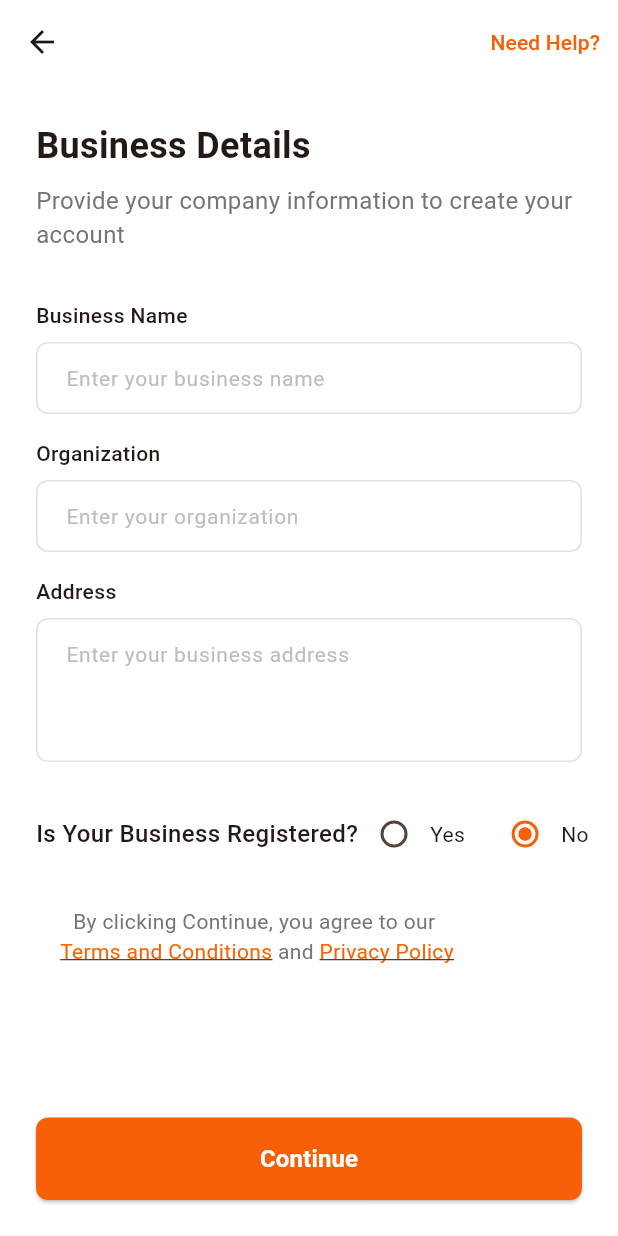
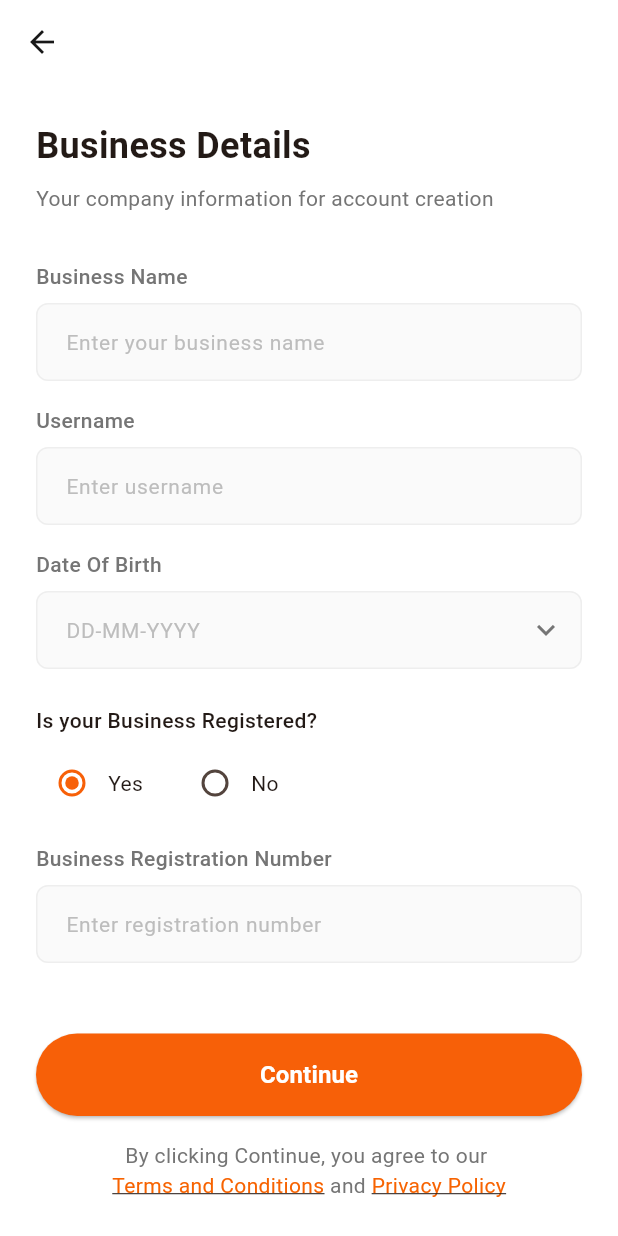
Before and after one commit to Nifemie/valeepay, a Flutter app: the BusinessDetailsScreen screen opened by its route, on a phone screen of 412 x 824 dp. Run offline on Flutter 3.47's test engine with Material 3 defaults, Android fonts, the light colour scheme and no system bars; our stand-ins replace device_info_plus, dio, flutter_riverpod, flutter_screenutil, flutter_svg, fluttertoast and 5 more; missing offline and left inert: network_info_plus; accounts and stored records are empty; project files that could hold a hidden picture were left out.

Commit message:
signup endpoint integration

```diff
--- a/lib/core/constants/api_endpoints.dart
+++ b/lib/core/constants/api_endpoints.dart
@@ -6,5 +6,9 @@ class ApiEndpoints {
   static const String register = '/api/v1/auth/register';
   static const String verifyEmail = '/api/v1/auth/verify-email';
   static const String resendVerificationCode = '/api/v1/auth/resend-verify-email';
+  static const String forgotPassword = '/api/v1/auth/forgot-password';
+  static const String verifyForgotPassword = '/api/v1/auth/verify-forgot-password';
+  static const String resetPassword = '/api/v1/auth/reset-password';
+  static const String registerBusiness = '/api/v1/auth/register-business';
   // future endpoints can go here
 }
--- a/lib/core/routing/app_router.dart
+++ b/lib/core/routing/app_router.dart
@@ -46,6 +46,7 @@ import '../../features/dashboard/view/me/about_us.dart';
 import '../../features/auth/views/introductory/intro_wrapper.dart';
 import '../../features/auth/views/onboarding/change_password.dart';
 import '../../features/auth/views/onboarding/forgot_password.dart';
+import '../../features/auth/views/onboarding/forgot_password_verification.dart';
 import '../../features/auth/views/onboarding/signin/biometric_login.dart';
 import '../../features/auth/views/onboarding/signin/passcode_login.dart';
 import '../../features/auth/views/onboarding/signin/signin.dart';
@@ -129,6 +130,10 @@ final router = GoRouter(
     GoRoute(
       path: '/forgot-password',
       builder: (context, state) => const ForgotPasswordScreen(),
+    ),
+    GoRoute(
+      path: '/forgot-password-verification',
+      builder: (context, state) => const ForgotPasswordVerificationScreen(),
     ),
     GoRoute(
       path: '/change-password',
--- a/lib/features/auth/views/onboarding/signup/business_details.dart
+++ b/lib/features/auth/views/onboarding/signup/business_details.dart
@@ -1,27 +1,30 @@
 import 'package:flutter/material.dart';
+import 'package:flutter_riverpod/flutter_riverpod.dart';
 import 'package:go_router/go_router.dart';
 import 'package:valarpay/core/utils/color_utils.dart';
 import 'package:valarpay/core/widgets/terms_and_conditions_widget.dart';
 import 'package:valarpay/features/auth/widgets/need_help_modal.dart';
+import 'package:valarpay/features/notifiers/signup_form_notifier.dart';
 
-class BusinessDetailsScreen extends StatefulWidget {
+class BusinessDetailsScreen extends ConsumerStatefulWidget {
   const BusinessDetailsScreen({super.key});
 
   @override
-  State<BusinessDetailsScreen> createState() => _BusinessDetailsScreenState();
+  ConsumerState<BusinessDetailsScreen> createState() => _BusinessDetailsScreenState();
 }
 
-class _BusinessDetailsScreenState extends State<BusinessDetailsScreen> {
+class _BusinessDetailsScreenState extends ConsumerState<BusinessDetailsScreen> {
   final _formKey = GlobalKey<FormState>();
   final _businessNameController = TextEditingController();
-  final _organizationController = TextEditingController();
-  final _addressController = TextEditingController();
+  final _usernameController = TextEditingController();
+  final _dateOfBirthController = TextEditingController();
   final _registrationNumberController = TextEditingController();
-  bool _isRegistered = false;
+  bool _isRegistered = true;
 
   @override
   Widget build(BuildContext context) {
     return Scaffold(
+      backgroundColor: appTheme.whiteColor,
       appBar: AppBar(
         backgroundColor: appTheme.whiteColor,
         elevation: 0,
@@ -29,17 +32,6 @@ class _BusinessDetailsScreenState extends State<BusinessDetailsScreen> {
           onPressed: () => GoRouter.of(context).pop(),
           icon: const Icon(Icons.arrow_back, color: appTheme.darkColor),
         ),
-        actions: [
-          TextButton(
-            onPressed: () {
-              NeedHelpModal.show(context);
-            },
-            child: const Text(
-              'Need Help?',
-              style: TextStyle(color: appTheme.primaryColor, fontSize: 14),
-            ),
-          ),
-        ],
       ),
       body: SafeArea(
         child: Padding(
@@ -63,9 +55,9 @@ class _BusinessDetailsScreenState extends State<BusinessDetailsScreen> {
                         ),
                         const SizedBox(height: 8),
                         Text(
-                          'Provide your company information to create your account',
+                          'Your company information for account creation',
                           style: TextStyle(
-                            fontSize: 16,
+                            fontSize: 14,
                             color: Colors.grey.shade600,
                           ),
                         ),
@@ -79,34 +71,33 @@ class _BusinessDetailsScreenState extends State<BusinessDetailsScreen> {
                         ),
                         const SizedBox(height: 16),
 
-                        // Organization
+                        // Username
                         _buildTextField(
-                          controller: _organizationController,
-                          label: 'Organization',
-                          hint: 'Enter your organization',
+                          controller: _usernameController,
+                          label: 'Username',
+                          hint: 'Enter username',
                         ),
                         const SizedBox(height: 16),
 
-                        // Address
-                        _buildTextField(
-                          controller: _addressController,
-                          label: 'Address',
-                          hint: 'Enter your business address',
-                          maxLines: 3,
+                        // Date Of Birth
+                        _buildDateField(
+                          controller: _dateOfBirthController,
+                          label: 'Date Of Birth',
+                          hint: 'DD-MM-YYYY',
                         ),
                         const SizedBox(height: 24),
 
-                        // Is Registered
+                        // Is Your Business Registered?
+                        const Text(
+                          'Is your Business Registered?',
+                          style: TextStyle(
+                            fontSize: 14,
+                            fontWeight: FontWeight.w500,
+                          ),
+                        ),
+                        const SizedBox(height: 8),
                         Row(
                           children: [
-                            const Text(
-                              'Is Your Business Registered?',
-                              style: TextStyle(
-                                fontSize: 16,
-                                fontWeight: FontWeight.w500,
-                              ),
-                            ),
-                            const Spacer(),
                             Radio<bool>(
                               value: true,
                               groupValue: _isRegistered,
@@ -118,7 +109,7 @@ class _BusinessDetailsScreenState extends State<BusinessDetailsScreen> {
                               activeColor: appTheme.primaryColor,
                             ),
                             const Text('Yes'),
-                            const SizedBox(width: 16),
+                            const SizedBox(width: 24),
                             Radio<bool>(
                               value: false,
                               groupValue: _isRegistered,
@@ -139,26 +130,30 @@ class _BusinessDetailsScreenState extends State<BusinessDetailsScreen> {
                             controller: _registrationNumberController,
                             label: 'Business Registration Number',
                             hint: 'Enter registration number',
+                            obscureText: true,
                           ),
                         ],
 
                         const SizedBox(height: 24),
-
-                        // Terms
-                        TermsAndConditionsWidget()
                       ],
                     ),
                   ),
                 ),
               ),
 
-              // Bottom button pinned
+              // Bottom button and terms
               const SizedBox(height: 24),
               SizedBox(
                 width: double.infinity,
                 child: ElevatedButton(
                   onPressed: () {
                     if (_formKey.currentState!.validate()) {
+                      ref.read(signUpFormNotifierProvider.notifier).saveBusinessDetails(
+                            businessName: _businessNameController.text,
+                            username: _usernameController.text,
+                            dateOfBirth: _dateOfBirthController.text,
+                            companyRegistrationNumber: _registrationNumberController.text,
+                          );
                       context.push('/email-password');
                     }
                   },
@@ -166,7 +161,7 @@ class _BusinessDetailsScreenState extends State<BusinessDetailsScreen> {
                     backgroundColor: appTheme.primaryColor,
                     padding: const EdgeInsets.symmetric(vertical: 16),
                     shape: RoundedRectangleBorder(
-                      borderRadius: BorderRadius.circular(8),
+                      borderRadius: BorderRadius.circular(28),
                     ),
                   ),
                   child: const Text(
@@ -179,6 +174,8 @@ class _BusinessDetailsScreenState extends State<BusinessDetailsScreen> {
                   ),
                 ),
               ),
+              const SizedBox(height: 16),
+              TermsAndConditionsWidget(),
             ],
           ),
         ),
@@ -191,31 +188,36 @@ class _BusinessDetailsScreenState extends State<BusinessDetailsScreen> {
     required String label,
     required String hint,
     int maxLines = 1,
+    bool obscureText = false,
   }) {
     return Column(
       crossAxisAlignment: CrossAxisAlignment.start,
       children: [
         Text(
           label,
-          style: const TextStyle(
+          style: TextStyle(
             fontSize: 14,
             fontWeight: FontWeight.w500,
+            color: Colors.grey.shade600,
           ),
         ),
         const SizedBox(height: 8),
         TextFormField(
           controller: controller,
           maxLines: maxLines,
+          obscureText: obscureText,
           decoration: InputDecoration(
             hintText: hint,
             hintStyle: TextStyle(color: Colors.grey.shade400, fontSize: 14),
+            filled: true,
+            fillColor: Colors.grey.shade50,
             border: OutlineInputBorder(
               borderRadius: BorderRadius.circular(8),
-              borderSide: BorderSide(color: Colors.grey.shade300),
+              borderSide: BorderSide(color: Colors.grey.shade200),
             ),
             enabledBorder: OutlineInputBorder(
               borderRadius: BorderRadius.circular(8),
-              borderSide: BorderSide(color: Colors.grey.shade300),
+              borderSide: BorderSide(color: Colors.grey.shade200),
             ),
             focusedBorder: OutlineInputBorder(
               borderRadius: BorderRadius.circular(8),
@@ -223,9 +225,74 @@ class _BusinessDetailsScreenState extends State<BusinessDetailsScreen> {
             ),
             contentPadding: const EdgeInsets.symmetric(
               horizontal: 16,
-              vertical: 12,
+              vertical: 14,
             ),
           ),
+          validator: (value) {
+            if (value == null || value.isEmpty) {
+              return 'This field is required';
+            }
+            return null;
+          },
+        ),
+      ],
+    );
+  }
+
+  Widget _buildDateField({
+    required TextEditingController controller,
+    required String label,
+    required String hint,
+  }) {
+    return Column(
+      crossAxisAlignment: CrossAxisAlignment.start,
+      children: [
+        Text(
+          label,
+          style: TextStyle(
+            fontSize: 14,
+            fontWeight: FontWeight.w500,
+            color: Colors.grey.shade600,
+          ),
+        ),
+        const SizedBox(height: 8),
+        TextFormField(
+          controller: controller,
+          readOnly: true,
+          decoration: InputDecoration(
+            hintText: hint,
+            hintStyle: TextStyle(color: Colors.grey.shade400, fontSize: 14),
+            filled: true,
+            fillColor: Colors.grey.shade50,
+            suffixIcon: Icon(Icons.keyboard_arrow_down, color: Colors.grey.shade600),
+            border: OutlineInputBorder(
+              borderRadius: BorderRadius.circular(8),
+              borderSide: BorderSide(color: Colors.grey.shade200),
+            ),
+            enabledBorder: OutlineInputBorder(
+              borderRadius: BorderRadius.circular(8),
+              borderSide: BorderSide(color: Colors.grey.shade200),
+            ),
+            focusedBorder: OutlineInputBorder(
+              borderRadius: BorderRadius.circular(8),
+              borderSide: const BorderSide(color: appTheme.primaryColor),
+            ),
+            contentPadding: const EdgeInsets.symmetric(
+              horizontal: 16,
+              vertical: 14,
+            ),
+          ),
+          onTap: () async {
+            final date = await showDatePicker(
+              context: context,
+              initialDate: DateTime.now(),
+              firstDate: DateTime(1900),
+              lastDate: DateTime.now(),
+            );
+            if (date != null) {
+              controller.text = '${date.day.toString().padLeft(2, '0')}-${date.month.toString().padLeft(2, '0')}-${date.year}';
+            }
+          },
           validator: (value) {
             if (value == null || value.isEmpty) {
               return 'This field is required';
@@ -240,8 +307,8 @@ class _BusinessDetailsScreenState extends State<BusinessDetailsScreen> {
   @override
   void dispose() {
     _businessNameController.dispose();
-    _organizationController.dispose();
-    _addressController.dispose();
+    _usernameController.dispose();
+    _dateOfBirthController.dispose();
     _registrationNumberController.dispose();
     super.dispose();
   }
--- a/lib/features/auth/views/onboarding/signup/email_password.dart
+++ b/lib/features/auth/views/onboarding/signup/email_password.dart
@@ -165,7 +165,11 @@ class _EmailPasswordScreenState extends ConsumerState<EmailPasswordScreen> {
                                     });
 
                                     try {
-                                      await ref.read(authNotifierProvider.notifier).signUp(signUpData);
+                                      if (signUpData.accountType == 'Business') {
+                                        await ref.read(authNotifierProvider.notifier).registerBusiness(signUpData);
+                                      } else {
+                                        await ref.read(authNotifierProvider.notifier).signUp(signUpData);
+                                      }
                                       final authState = ref.read(authNotifierProvider);
 
                                       if (authState.isDataAvailable && mounted) {
```
Also changed, not shown: lib/features/auth/views/onboarding/change_password.dart (+41 -10 lines), lib/features/auth/views/onboarding/forgot_password.dart (+34 -9 lines), lib/features/auth/views/onboarding/forgot_password_verification.dart (added, +291 -0 lines), lib/features/models/signup_request.dart (+12 -1 lines), lib/features/notifiers/auth_notifier.dart (+77 -0 lines), lib/features/notifiers/forgot_password_notifier.dart (added, +14 -0 lines), lib/features/notifiers/forgot_password_otp_notifier.dart (added, +14 -0 lines), lib/features/notifiers/signup_form_notifier.dart (+14 -0 lines), lib/features/repositories/auth_repository.dart (+46 -0 lines).
